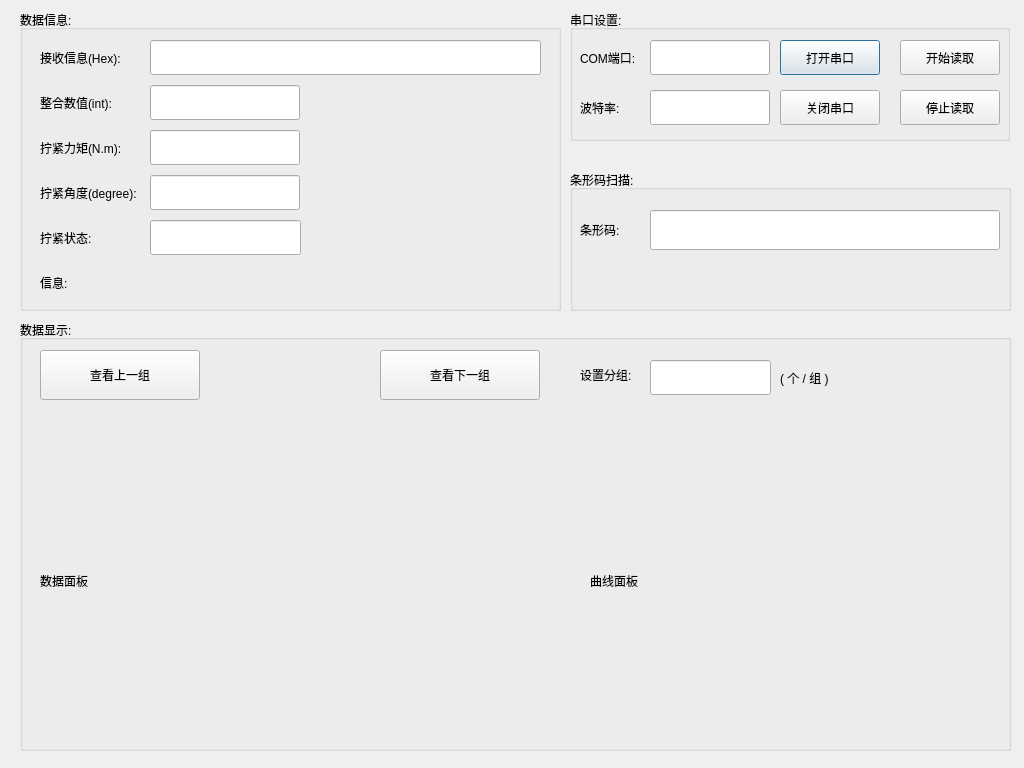
Old version of the form serialCom/res/serialCom.ui in the repository Arvin-He/projects.
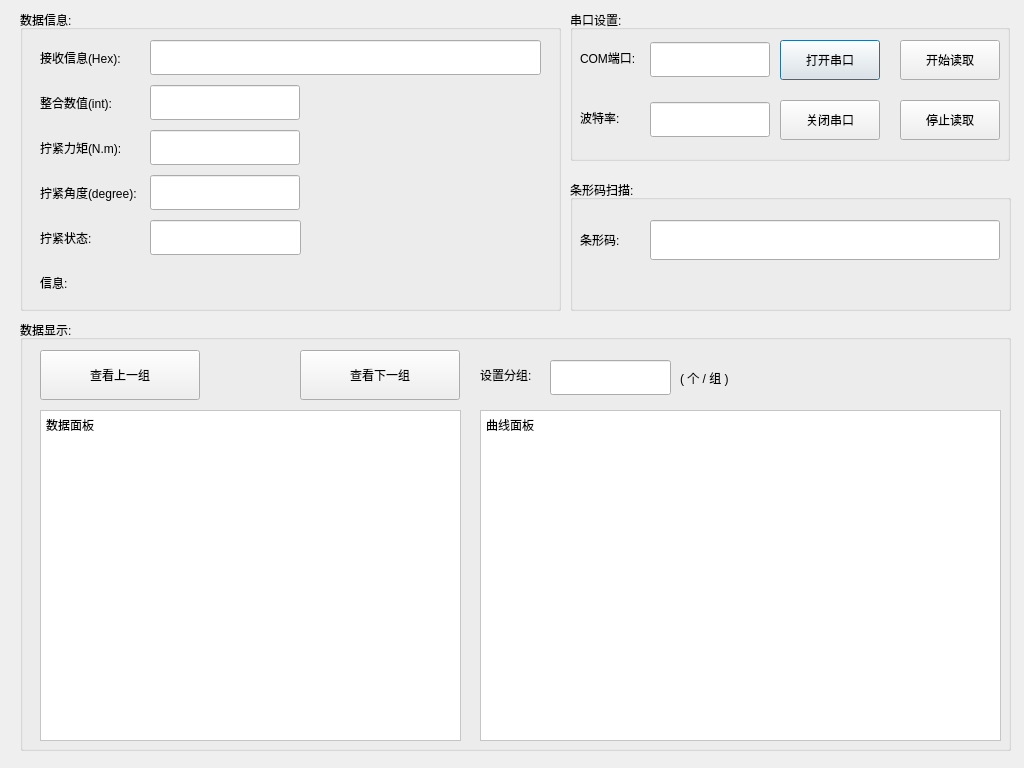
New version of the form.

```diff
--- a/serialCom/res/serialCom.ui
+++ b/serialCom/res/serialCom.ui
@@ -165,7 +165,7 @@
     <property name="geometry">
      <rect>
       <x>290</x>
-      <y>190</y>
+      <y>210</y>
       <width>30</width>
       <height>30</height>
      </rect>
@@ -197,7 +197,7 @@
      <x>570</x>
      <y>10</y>
      <width>440</width>
-     <height>131</height>
+     <height>151</height>
     </rect>
    </property>
    <property name="title">
@@ -209,7 +209,7 @@
       <x>210</x>
       <y>30</y>
       <width>100</width>
-      <height>35</height>
+      <height>40</height>
      </rect>
     </property>
     <property name="text">
@@ -220,7 +220,7 @@
     <property name="geometry">
      <rect>
       <x>80</x>
-      <y>30</y>
+      <y>32</y>
       <width>120</width>
       <height>35</height>
      </rect>
@@ -246,9 +246,9 @@
     <property name="geometry">
      <rect>
       <x>210</x>
-      <y>80</y>
+      <y>90</y>
       <width>100</width>
-      <height>35</height>
+      <height>40</height>
      </rect>
     </property>
     <property name="text">
@@ -259,7 +259,7 @@
     <property name="geometry">
      <rect>
       <x>10</x>
-      <y>80</y>
+      <y>90</y>
       <width>65</width>
       <height>35</height>
      </rect>
@@ -272,7 +272,7 @@
     <property name="geometry">
      <rect>
       <x>80</x>
-      <y>80</y>
+      <y>92</y>
       <width>120</width>
       <height>35</height>
      </rect>
@@ -285,9 +285,9 @@
     <property name="geometry">
      <rect>
       <x>330</x>
-      <y>80</y>
+      <y>90</y>
       <width>100</width>
-      <height>35</height>
+      <height>40</height>
      </rect>
     </property>
     <property name="text">
@@ -300,7 +300,7 @@
       <x>330</x>
       <y>30</y>
       <width>100</width>
-      <height>35</height>
+      <height>40</height>
      </rect>
     </property>
     <property name="text">
@@ -312,9 +312,9 @@
    <property name="geometry">
     <rect>
      <x>570</x>
-     <y>170</y>
+     <y>180</y>
      <width>441</width>
-     <height>141</height>
+     <height>131</height>
     </rect>
    </property>
    <property name="title">
@@ -329,6 +329,9 @@
       <height>40</height>
      </rect>
     </property>
+    <property name="readOnly">
+     <bool>true</bool>
+    </property>
    </widget>
    <widget class="QLabel" name="label_5">
     <property name="geometry">
@@ -359,7 +362,7 @@
    <widget class="QLineEdit" name="groupCountEdit">
     <property name="geometry">
      <rect>
-      <x>630</x>
+      <x>530</x>
       <y>40</y>
       <width>121</width>
       <height>35</height>
@@ -382,7 +385,7 @@
    <widget class="QPushButton" name="nextBtn">
     <property name="geometry">
      <rect>
-      <x>360</x>
+      <x>280</x>
       <y>30</y>
       <width>160</width>
       <height>50</height>
@@ -395,7 +398,7 @@
    <widget class="QLabel" name="label_6">
     <property name="geometry">
      <rect>
-      <x>560</x>
+      <x>460</x>
       <y>40</y>
       <width>65</width>
       <height>30</height>
@@ -408,7 +411,7 @@
    <widget class="QLabel" name="label_9">
     <property name="geometry">
      <rect>
-      <x>760</x>
+      <x>660</x>
       <y>40</y>
       <width>111</width>
       <height>35</height>
@@ -423,29 +426,61 @@
      <rect>
       <x>20</x>
       <y>90</y>
-      <width>511</width>
-      <height>341</height>
+      <width>421</width>
+      <height>331</height>
      </rect>
     </property>
     <property name="styleSheet">
-     <string notr="true">font: 75 12pt &quot;宋体&quot;;</string>
+     <string notr="true">font: 75 12pt &quot;宋体&quot;;
+background-color: rgb(255, 255, 255);</string>
+    </property>
+    <property name="frameShape">
+     <enum>QFrame::StyledPanel</enum>
     </property>
     <property name="text">
      <string>数据面板</string>
     </property>
+    <property name="alignment">
+     <set>Qt::AlignLeading|Qt::AlignLeft|Qt::AlignTop</set>
+    </property>
+    <property name="margin">
+     <number>20</number>
+    </property>
+    <property name="indent">
+     <number>5</number>
+    </property>
    </widget>
    <widget class="QLabel" name="graphPanel">
     <property name="geometry">
      <rect>
-      <x>570</x>
+      <x>460</x>
       <y>90</y>
-      <width>401</width>
-      <height>341</height>
+      <width>521</width>
+      <height>331</height>
      </rect>
     </property>
+    <property name="styleSheet">
+     <string notr="true">background-color: rgb(255, 255, 255);
+font: 12pt &quot;宋体&quot;;</string>
+    </property>
+    <property name="frameShape">
+     <enum>QFrame::StyledPanel</enum>
+    </property>
+    <property name="lineWidth">
+     <number>1</number>
+    </property>
     <property name="text">
      <string>曲线面板</string>
     </property>
+    <property name="alignment">
+     <set>Qt::AlignLeading|Qt::AlignLeft|Qt::AlignTop</set>
+    </property>
+    <property name="margin">
+     <number>20</number>
+    </property>
+    <property name="indent">
+     <number>5</number>
+    </property>
    </widget>
   </widget>
  </widget>
```
Left out of the diff: 36 changed lines with no effect on the pictures.
